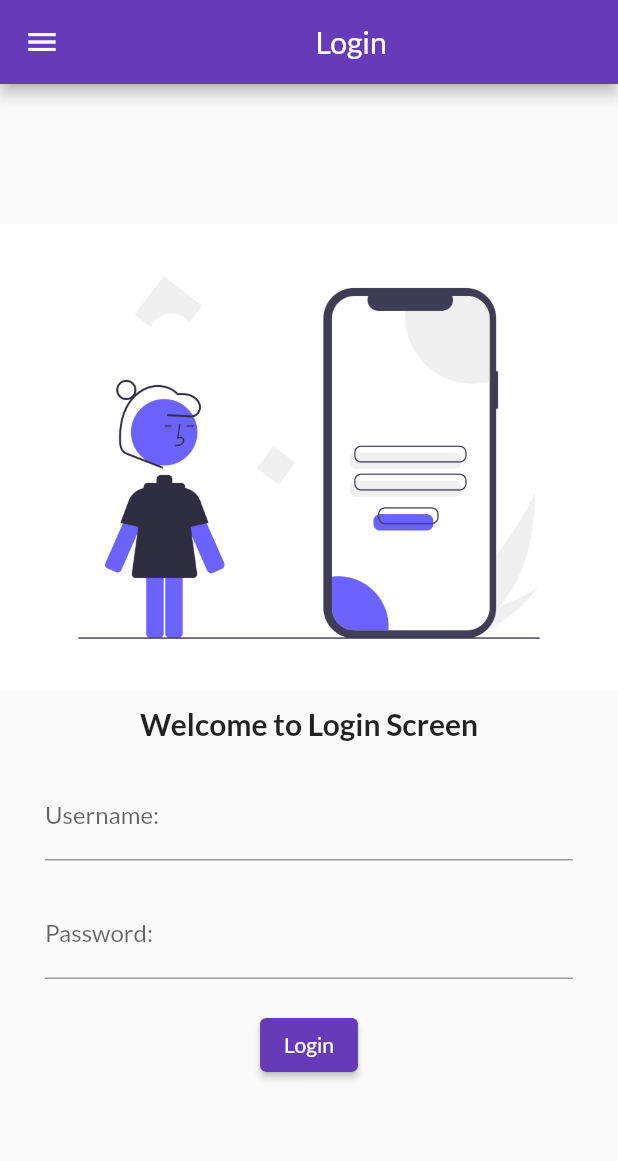
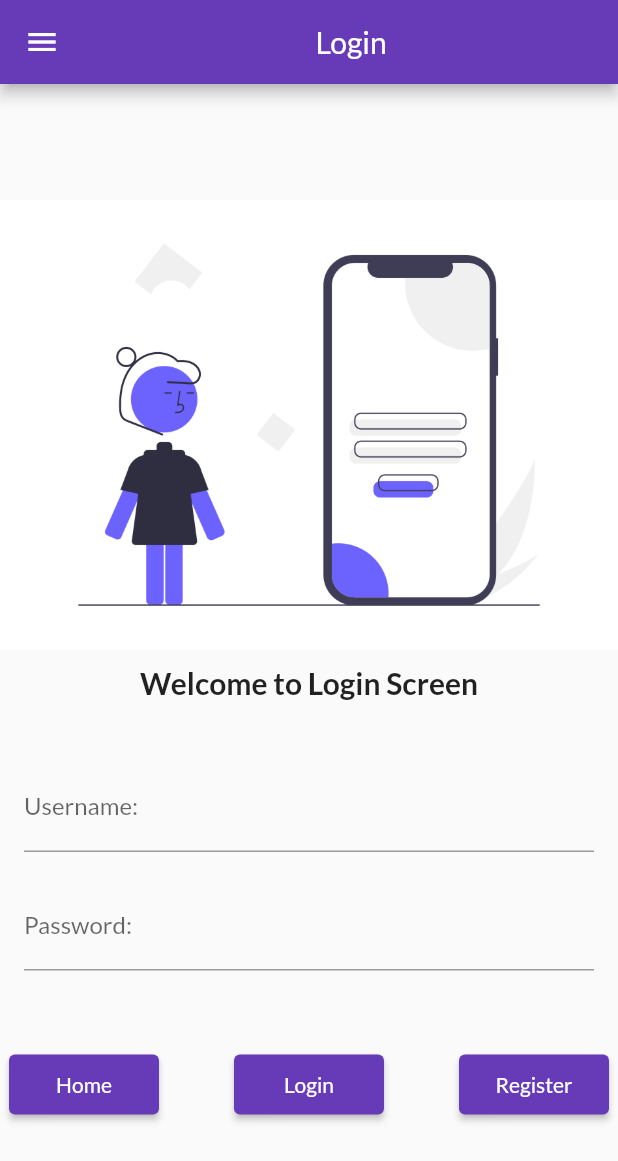
Before and after one commit to ChanderParkash179/Catalog, a Flutter app: the screen it shows after launch, after a tap on "Login", on a phone screen of 412 x 824 dp. Shown: the top 1161 px of the screen. Run offline on Flutter 3.47's test engine with Material 2 defaults, Android fonts, the phone set to English and light mode, and no system bars; our stand-ins replace google_fonts.

Commit message:
day5: Navigator, class, object, mainAxisAlignment & crossAxisAlignment of Row & Column

```diff
--- a/lib/main.dart
+++ b/lib/main.dart
@@ -1,6 +1,7 @@
 import 'package:catalog/pages/home.dart';
 import 'package:catalog/pages/login.dart';
 import 'package:catalog/pages/register.dart';
+import 'package:catalog/utils/routes.dart';
 import 'package:flutter/material.dart';
 import 'package:google_fonts/google_fonts.dart';
 
@@ -20,12 +21,12 @@ class MyApp extends StatelessWidget {
         primarySwatch: Colors.deepPurple,
         fontFamily: GoogleFonts.lato().fontFamily,
       ),
-      initialRoute: "/login",
+      initialRoute: MyRoutes().homeRoute,
       routes: {
-        "/": (context) => HomePage(),
-        "/home": (context) => HomePage(),
-        "/login": (context) => LoginPage(),
-        "/register": (context) => RegisterPage()
+        MyRoutes().defaultRoute: (context) => HomePage(),
+        MyRoutes().homeRoute: (context) => HomePage(),
+        MyRoutes().loginRoute: (context) => LoginPage(),
+        MyRoutes().registerRoute: (context) => RegisterPage()
       },
     );
   }
--- a/lib/pages/home.dart
+++ b/lib/pages/home.dart
@@ -1,6 +1,8 @@
 import 'package:flutter/src/widgets/container.dart';
 import 'package:flutter/src/widgets/framework.dart';
 import 'package:flutter/material.dart';
+
+import '../utils/routes.dart';
 
 class HomePage extends StatelessWidget {
   int days = 30;
@@ -16,12 +18,54 @@ class HomePage extends StatelessWidget {
         ),
       ),
       body: Center(
-        child: Text(
-          'Welcome to $days days of $courseName',
-          style: TextStyle(
-            fontSize: 20,
-            fontWeight: FontWeight.bold,
-          ),
+        child: Column(
+          mainAxisAlignment: MainAxisAlignment.center,
+          children: [
+            SizedBox(
+              height: 100,
+            ),
+            Text(
+              'Welcome to $days of $title',
+              style: TextStyle(
+                fontSize: 20,
+              ),
+            ),
+            SizedBox(
+              height: 50,
+            ),
+            Row(
+              mainAxisAlignment: MainAxisAlignment.center,
+              children: [
+                ElevatedButton(
+                  onPressed: () {
+                    Navigator.pushNamed(
+                      context,
+                      MyRoutes().loginRoute,
+                    );
+                  },
+                  child: Text('Login'),
+                  style: TextButton.styleFrom(
+                    minimumSize: Size(100, 40),
+                  ),
+                ),
+                SizedBox(
+                  width: 50,
+                ),
+                ElevatedButton(
+                  onPressed: () {
+                    Navigator.pushNamed(
+                      context,
+                      MyRoutes().registerRoute,
+                    );
+                  },
+                  child: Text('Register'),
+                  style: TextButton.styleFrom(
+                    minimumSize: Size(100, 40),
+                  ),
+                ),
+              ],
+            ),
+          ],
         ),
       ),
       drawer: Drawer(),
--- a/lib/pages/login.dart
+++ b/lib/pages/login.dart
@@ -1,3 +1,4 @@
+import 'package:catalog/utils/routes.dart';
 import 'package:flutter/material.dart';
 
 class LoginPage extends StatelessWidget {
@@ -19,6 +20,8 @@ class LoginPage extends StatelessWidget {
               Image.asset(
                 '$loginImage',
                 fit: BoxFit.cover,
+                height: 300,
+                width: 500,
               ),
               SizedBox(
                 height: 10,
@@ -34,8 +37,10 @@ class LoginPage extends StatelessWidget {
                 height: 10,
               ),
               Padding(
-                padding:
-                    const EdgeInsets.symmetric(horizontal: 30, vertical: 10),
+                padding: const EdgeInsets.symmetric(
+                  horizontal: 16,
+                  vertical: 32,
+                ),
                 child: Column(
                   children: [
                     TextFormField(
@@ -52,17 +57,59 @@ class LoginPage extends StatelessWidget {
                           labelText: 'Password:',
                           hintText: 'Please Enter Your Password'),
                     ),
-                    SizedBox(
-                      height: 20,
-                    ),
-                    ElevatedButton(
-                      style: TextButton.styleFrom(),
-                      onPressed: () {},
-                      child: Text('Login'),
-                    ),
                   ],
                 ),
               ),
+              SizedBox(
+                height: 20,
+              ),
+              Row(
+                mainAxisAlignment: MainAxisAlignment.center,
+                children: [
+                  ElevatedButton(
+                    onPressed: () {
+                      Navigator.pushNamed(
+                        context,
+                        MyRoutes().homeRoute,
+                      );
+                    },
+                    child: Text('Home'),
+                    style: TextButton.styleFrom(
+                      minimumSize: Size(100, 40),
+                    ),
+                  ),
+                  SizedBox(
+                    width: 50,
+                  ),
+                  ElevatedButton(
+                    onPressed: () {
+                      Navigator.pushNamed(
+                        context,
+                        MyRoutes().loginRoute,
+                      );
+                    },
+                    child: Text('Login'),
+                    style: TextButton.styleFrom(
+                      minimumSize: Size(100, 40),
+                    ),
+                  ),
+                  SizedBox(
+                    width: 50,
+                  ),
+                  ElevatedButton(
+                    onPressed: () {
+                      Navigator.pushNamed(
+                        context,
+                        MyRoutes().registerRoute,
+                      );
+                    },
+                    child: Text('Register'),
+                    style: TextButton.styleFrom(
+                      minimumSize: Size(100, 40),
+                    ),
+                  ),
+                ],
+              )
             ],
           ),
         ),
--- /dev/null
+++ b/lib/utils/routes.dart
@@ -0,0 +1,6 @@
+class MyRoutes {
+  String defaultRoute = "/";
+  String homeRoute = "/home";
+  String registerRoute = "/register";
+  String loginRoute = "/login";
+}
```
Also changed, not shown: lib/pages/register.dart (+50 -5 lines).
